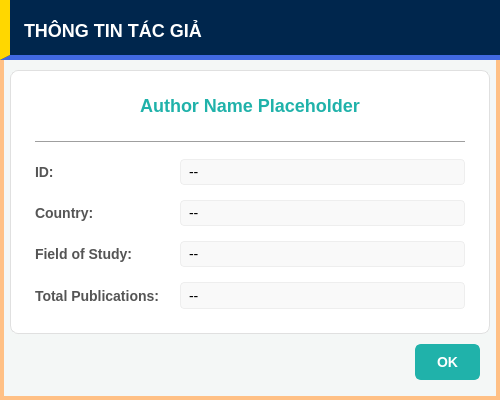
Qt form src/components/dialogs/author/authordetailsdialog.ui (DamPhuQuy/Scientific-Article-Management) before a commit.
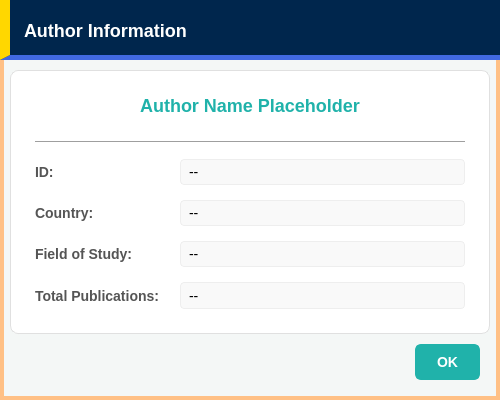
The same form after that commit.

Commit message:
Refactor: Remove class diagrams and UI files for author and article management
- Deleted class diagrams for articles, authors, HashMap, article repository, author repository, repository manager, and system overview.
- Removed UI files related to author forms and dialogs.
- Updated author details dialog to change title from Vietnamese to English.
- Modified author input dialog styles for better UI consistency.
- Cleaned up unused author form widget files.

Diff of the .ui file:
```diff
--- a/src/components/dialogs/author/authordetailsdialog.ui
+++ b/src/components/dialogs/author/authordetailsdialog.ui
@@ -120,7 +120,7 @@
          <string notr="true">color:#ffffff;font-weight:900;font-size:18px;background:transparent;padding-left:10px;</string>
         </property>
         <property name="text">
-         <string>THÔNG TIN TÁC GIẢ</string>
+         <string>Author Information</string>
         </property>
         <property name="alignment">
          <set>Qt::AlignmentFlag::AlignLeading|Qt::AlignmentFlag::AlignLeft|Qt::AlignmentFlag::AlignVCenter</set>
```
Left out of the diff: 6 changed lines with no effect on the pictures. The commit also changes 18 other files.
